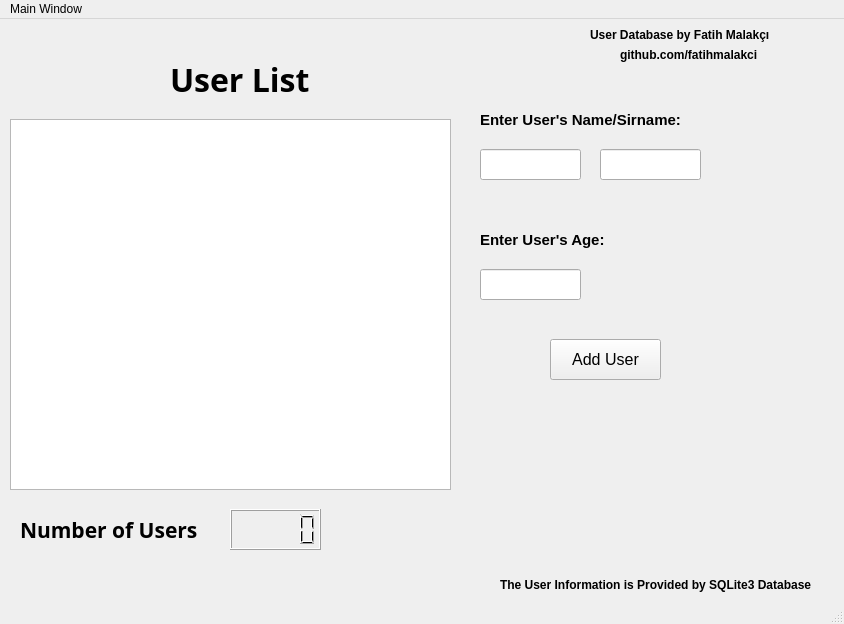
The window that interface.ui (FatihMalakci/UserDatabaseGUI) describes before a commit, drawn with Qt 5.
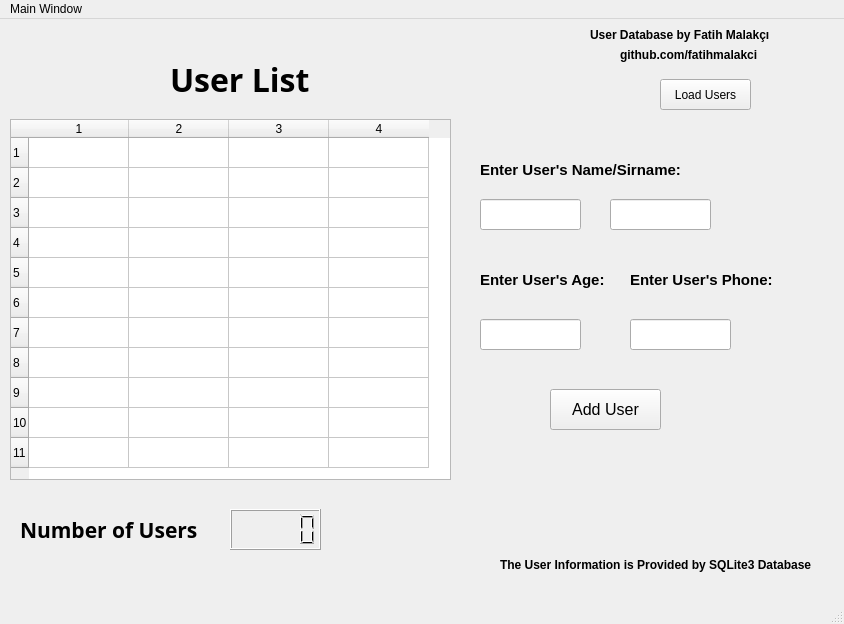
The same window after the commit.

Commit message: database view added

What changed in the file:
```diff
--- a/interface.ui
+++ b/interface.ui
@@ -18,7 +18,7 @@
     <property name="geometry">
      <rect>
       <x>550</x>
-      <y>320</y>
+      <y>370</y>
       <width>111</width>
       <height>41</height>
      </rect>
@@ -32,15 +32,36 @@
      <string>Add User</string>
     </property>
    </widget>
-   <widget class="QListView" name="pencere">
+   <widget class="QTableWidget" name="pencere">
     <property name="geometry">
      <rect>
       <x>10</x>
       <y>100</y>
       <width>441</width>
-      <height>371</height>
+      <height>361</height>
      </rect>
     </property>
+    <property name="rowCount">
+     <number>11</number>
+    </property>
+    <property name="columnCount">
+     <number>4</number>
+    </property>
+    <row/>
+    <row/>
+    <row/>
+    <row/>
+    <row/>
+    <row/>
+    <row/>
+    <row/>
+    <row/>
+    <row/>
+    <row/>
+    <column/>
+    <column/>
+    <column/>
+    <column/>
    </widget>
    <widget class="QLabel" name="users">
     <property name="geometry">
@@ -67,7 +88,7 @@
     <property name="geometry">
      <rect>
       <x>480</x>
-      <y>130</y>
+      <y>180</y>
       <width>101</width>
       <height>31</height>
      </rect>
@@ -108,7 +129,7 @@
     <property name="geometry">
      <rect>
       <x>500</x>
-      <y>550</y>
+      <y>530</y>
       <width>341</width>
       <height>31</height>
      </rect>
@@ -168,7 +189,7 @@
     <property name="geometry">
      <rect>
       <x>480</x>
-      <y>90</y>
+      <y>140</y>
       <width>221</width>
       <height>21</height>
      </rect>
@@ -187,8 +208,8 @@
    <widget class="QLineEdit" name="sirnamebox">
     <property name="geometry">
      <rect>
-      <x>600</x>
-      <y>130</y>
+      <x>610</x>
+      <y>180</y>
       <width>101</width>
       <height>31</height>
      </rect>
@@ -198,8 +219,8 @@
     <property name="geometry">
      <rect>
       <x>480</x>
-      <y>210</y>
-      <width>171</width>
+      <y>250</y>
+      <width>131</width>
       <height>21</height>
      </rect>
     </property>
@@ -218,12 +239,75 @@
     <property name="geometry">
      <rect>
       <x>480</x>
+      <y>300</y>
+      <width>101</width>
+      <height>31</height>
+     </rect>
+    </property>
+   </widget>
+   <widget class="QLabel" name="label_7">
+    <property name="geometry">
+     <rect>
+      <x>630</x>
       <y>250</y>
+      <width>151</width>
+      <height>21</height>
+     </rect>
+    </property>
+    <property name="font">
+     <font>
+      <pointsize>11</pointsize>
+      <weight>75</weight>
+      <bold>true</bold>
+     </font>
+    </property>
+    <property name="text">
+     <string>Enter User's Phone:</string>
+    </property>
+   </widget>
+   <widget class="QLineEdit" name="phonebox">
+    <property name="geometry">
+     <rect>
+      <x>630</x>
+      <y>300</y>
       <width>101</width>
       <height>31</height>
      </rect>
     </property>
    </widget>
+   <widget class="QPushButton" name="loadusersbtn">
+    <property name="geometry">
+     <rect>
+      <x>660</x>
+      <y>60</y>
+      <width>91</width>
+      <height>31</height>
+     </rect>
+    </property>
+    <property name="text">
+     <string>Load Users</string>
+    </property>
+   </widget>
+   <widget class="QLabel" name="Databasenamelabel">
+    <property name="geometry">
+     <rect>
+      <x>690</x>
+      <y>560</y>
+      <width>141</width>
+      <height>21</height>
+     </rect>
+    </property>
+    <property name="font">
+     <font>
+      <pointsize>10</pointsize>
+      <weight>75</weight>
+      <bold>true</bold>
+     </font>
+    </property>
+    <property name="text">
+     <string/>
+    </property>
+   </widget>
   </widget>
   <widget class="QMenuBar" name="menubar">
    <property name="geometry">
```
Left out of the diff: 2 changed lines with no effect on the pictures. The commit also changes 4 other files.
